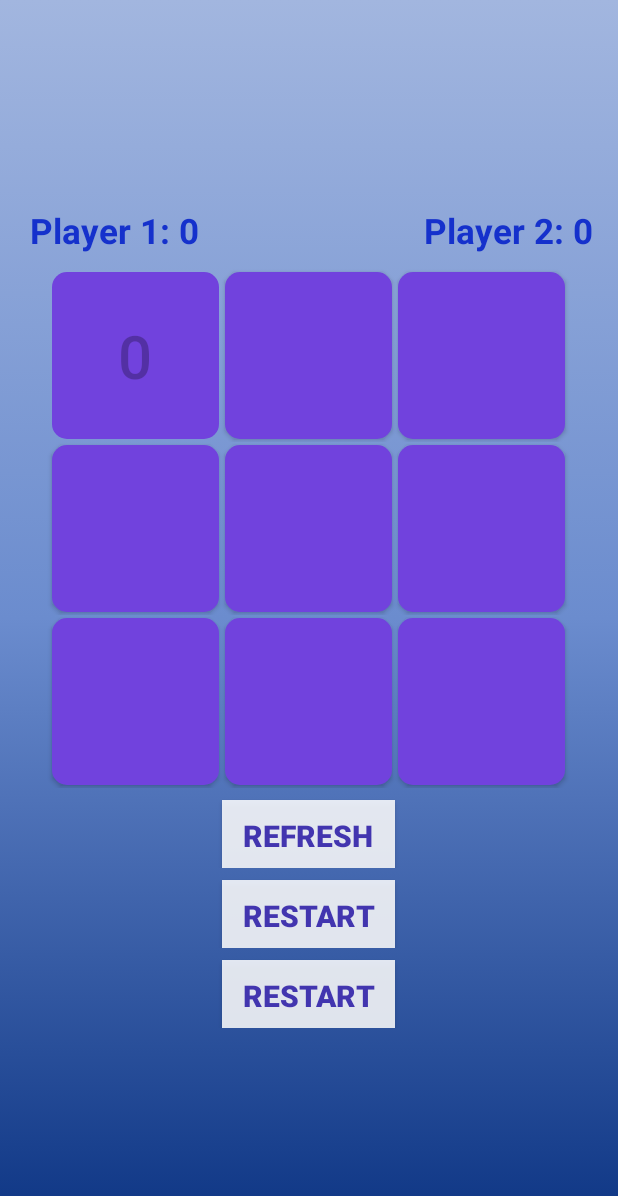
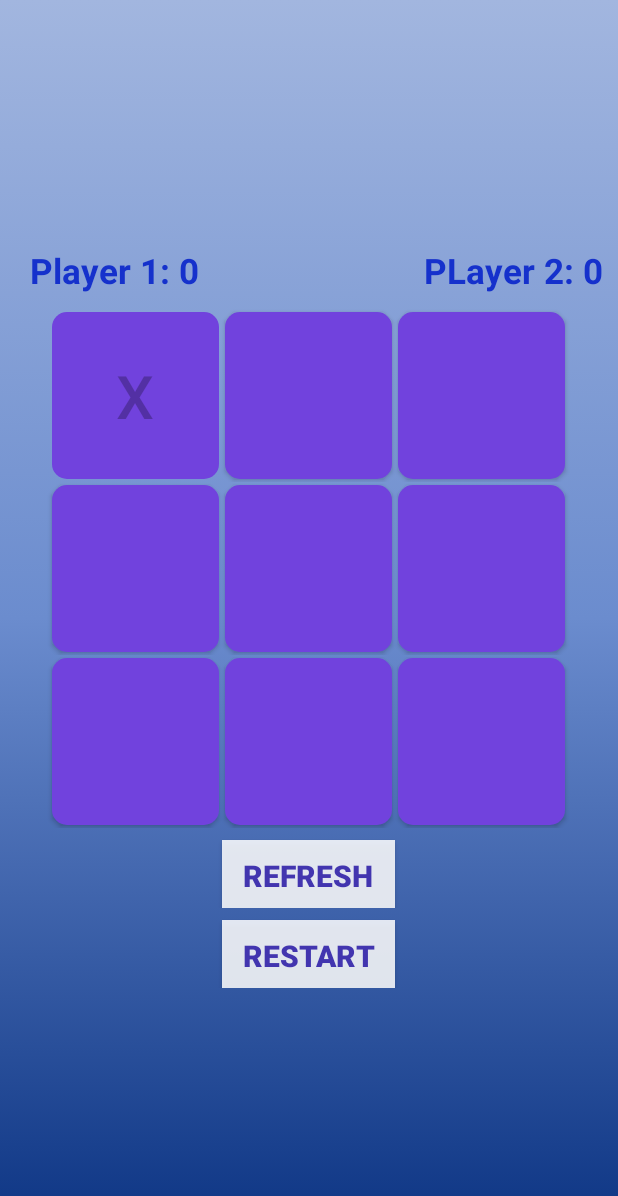
Before and after one commit to Ana-Iarajuli/Tic-Tac-Toe, an Android app: the screen it shows after launch (MainActivity), after a tap on an icon or button, on a phone screen of 412 x 824 dp. Shown: the top 1196 px of the screen. Run offline under Robolectric (Android 15) with nearby library versions, the phone set to English and light mode, and no system bars.

Commit message:
Refresh and Reset button

```diff
--- a/app/src/main/java/com/example/firstgamexand0/MainActivity.kt
+++ b/app/src/main/java/com/example/firstgamexand0/MainActivity.kt
@@ -1,5 +1,6 @@
 package com.example.firstgamexand0
 
+import android.content.Intent
 import android.graphics.Color
 import android.graphics.Color.RED
 import androidx.appcompat.app.AppCompatActivity
@@ -73,13 +74,11 @@ class MainActivity : AppCompatActivity(), View.OnClickListener {
 
         if (activePlayer == 1){
             clickedView.text = "X"
-//            clickedView.setBackgroundColor(Color.RED)
             activePlayer = 2
             firstPlayer.add(buttonNumber as Int)
         }
         else {
             clickedView.text = "0"
-//            clickedView.setBackgroundColor(Color.YELLOW)
             activePlayer = 1
             secondPlayer.add(buttonNumber as Int)
         }
@@ -130,28 +129,32 @@ class MainActivity : AppCompatActivity(), View.OnClickListener {
         if (firstPlayer.contains(1) && firstPlayer.contains(5) && firstPlayer.contains(9)) {
             winnerPlayer = 1
         }
+        if (secondPlayer.contains(1) && secondPlayer.contains(5) && secondPlayer.contains(9)) {
+            winnerPlayer = 2
+        }
+        if (firstPlayer.contains(3) && firstPlayer.contains(5) && firstPlayer.contains(7)) {
+            winnerPlayer = 1
+        }
         if (secondPlayer.contains(3) && secondPlayer.contains(5) && secondPlayer.contains(7)) {
             winnerPlayer = 2
         }
         if (winnerPlayer == 1){
             Toast.makeText(this, "First player is the winner!", Toast.LENGTH_SHORT).show()
             player1Score = player1Score + 1
-            player1_Points.text = player1Score.toString()
             player1_Points.text = "Player 1: $player1Score"
+            disable()
         }
         else if (winnerPlayer == 2) {
             Toast.makeText(this, "Second player is the winner!", Toast.LENGTH_SHORT).show()
             player2Score = player2Score + 1
-            player2_Points.text = player2Score.toString()
             player2_Points.text = "Player 2: $player2Score"
+            disable()
         }
 
-        if (winnerPlayer != 0) { disable() }
+
 
     }
     fun refresh() {
-        activePlayer = 1
-        activePlayer = 2
 
         button1.text = ""
         button2.text = ""
@@ -173,35 +176,18 @@ class MainActivity : AppCompatActivity(), View.OnClickListener {
         button8.isEnabled = true
         button9.isEnabled = true
 
+        firstPlayer = ArrayList<Int>()
+        secondPlayer = ArrayList<Int>()
+
     }
 
     fun restart() {
-//        activePlayer = 1
-//        activePlayer = 2
-//        firstPlayer.clear()
-//        secondPlayer.clear()
-//        player1_Points.text = "Player 1: 0"
-//        player2_Points.text = "Player 2: 0"
+        refresh()
+        player1Score = 0
+        player2Score = 0
 
-        button1.text = ""
-        button2.text = ""
-        button3.text = ""
-        button4.text = ""
-        button5.text = ""
-        button6.text = ""
-        button7.text = ""
-        button8.text = ""
-        button9.text = ""
-
-        button1.isEnabled = true
-        button2.isEnabled = true
-        button3.isEnabled = true
-        button4.isEnabled = true
-        button5.isEnabled = true
-        button6.isEnabled = true
-        button7.isEnabled = true
-        button8.isEnabled = true
-        button9.isEnabled = true
+        player1_Points.text = "Player 1: 0"
+        player2_Points.text = "PLayer 2: 0"
 
     }
 
@@ -246,7 +232,7 @@ class MainActivity : AppCompatActivity(), View.OnClickListener {
         button7.setOnClickListener(this)
         button8.setOnClickListener(this)
         button9.setOnClickListener(this)
-//        buttonRefresh.setOnClickListener(this)
+        buttonRefresh.setOnClickListener(this)
 
 
     }
--- a/app/src/main/res/layout/activity_main.xml
+++ b/app/src/main/res/layout/activity_main.xml
@@ -19,6 +19,7 @@
             android:textSize="23sp"
             android:textStyle="bold"
             android:textColor="#1531CC"
+            android:layout_gravity=""
             android:layout_marginLeft="20dp"
             android:layout_marginRight="150dp"
             android:layout_marginBottom="10dp"/>
@@ -176,22 +177,5 @@
 
     </TableRow>
 
-    <TableRow
-        android:layout_width="wrap_content"
-        android:layout_height="wrap_content"
-        android:gravity="center">
-
-        <Button
-            android:id="@+id/buttonRestart"
-            android:layout_width="wrap_content"
-            android:layout_height="match_parent"
-            android:text="Restart"
-            android:textColor="#4235AF"
-            android:textStyle="bold"
-            android:background="#DAFFFFFF"
-            android:textSize="20sp"
-            android:layout_marginTop="5dp"/>
-
-    </TableRow>
 
 </TableLayout>
```
